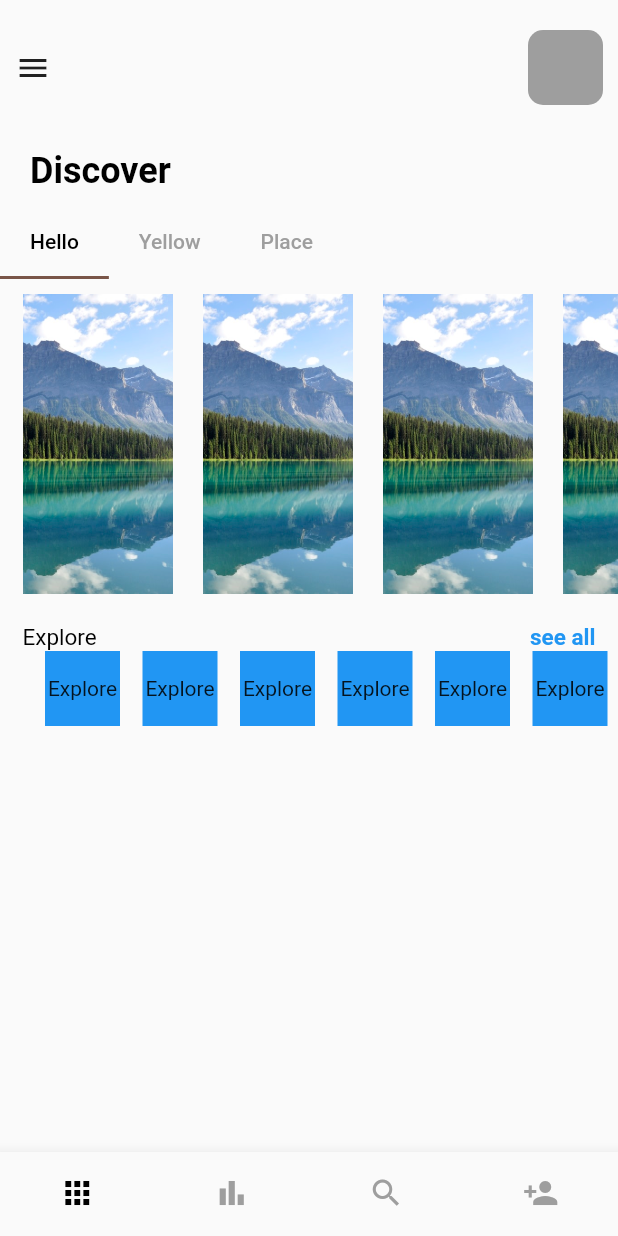
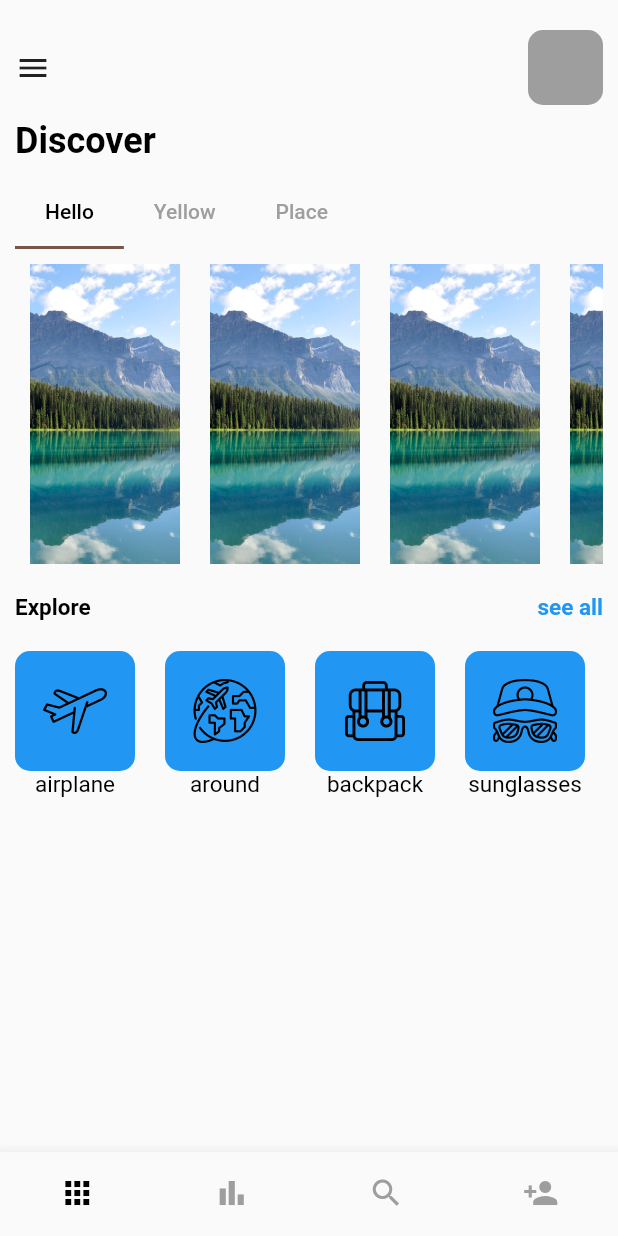
Before and after one commit to vikkicraft/Explore_india_app, a Flutter app: the screen it shows after launch, on a phone screen of 412 x 824 dp. Run offline on Flutter 3.47's test engine with Material 2 defaults, Android fonts, the phone set to English and light mode, and no system bars.

Commit message:
Home Page Complete

```diff
--- a/lib/main.dart
+++ b/lib/main.dart
@@ -1,7 +1,7 @@
 // ignore_for_file: prefer_const_constructors
 
 import 'package:flutter/material.dart';
-import 'package:flutter_application_1/pages/navpages/main_page.dart';
+import 'pages/navpages/main_page.dart';
 import 'pages/home.dart';
 
 void main() => runApp(MyApp());
@@ -12,6 +12,7 @@ class MyApp extends StatelessWidget {
   @override
   Widget build(BuildContext context) {
     return MaterialApp(
+      debugShowCheckedModeBanner: false,
       theme: ThemeData(
         primarySwatch: Colors.brown,
         appBarTheme: AppBarTheme(),
--- a/lib/pages/navpages/Home_page.dart
+++ b/lib/pages/navpages/Home_page.dart
@@ -1,5 +1,3 @@
-// ignore_for_file: prefer_const_constructors, avoid_unnecessary_containers
-
 import 'package:flutter/material.dart';
 import 'package:flutter_application_1/widgets/bold.dart';
 
@@ -11,19 +9,27 @@ class HomePage extends StatefulWidget {
 }
 
 class _HomePageState extends State<HomePage> with TickerProviderStateMixin {
+  var image = {
+    "airplane.png": "airplane",
+    "around.png": "around",
+    "backpack.png": "backpack",
+    "sunglasses.png": "sunglasses",
+    "travel-guide.png": "guide",
+    "travel-luggage.png": "luggage",
+  };
   @override
   Widget build(BuildContext context) {
     TabController _tabController = TabController(length: 3, vsync: this);
     return SafeArea(
       child: Scaffold(
-        body: Column(
+        body: Container(
+          padding: EdgeInsets.symmetric(horizontal: 10, vertical: 20),
+
+          //Main Column start..................................................
+          child: Column(
             crossAxisAlignment: CrossAxisAlignment.start,
             children: [
-            Container(
-              padding: EdgeInsets.symmetric(horizontal: 10, vertical: 20),
-
-              //header........................................................
-              child: Row(
+              Row(
                 mainAxisAlignment: MainAxisAlignment.spaceBetween,
                 children: [
                   Icon(Icons.menu),
@@ -37,50 +43,41 @@ class _HomePageState extends State<HomePage> with TickerProviderStateMixin {
                   )
                 ],
               ),
+              SizedBox(
+                height: 10,
+              ),
+
+              //Discover Section.................................................
+              AppLargeText(
+                color: Colors.black,
+                text: "Discover",
+                size: 24,
+                fontWeight: FontWeight.bold,
               ),
               SizedBox(
                 height: 10,
               ),
 
-            //Discover Section.................................................
-            Container(
-              margin: EdgeInsets.only(
-                left: 20,
-              ),
-              child: AppLargeText(
-                color: Colors.black,
-                text: "Discover",
-                size: 24,
-                fontWeight: FontWeight.bold,
-              ),
-            ),
-            SizedBox(
-              height: 10,
-            ),
-
-            //tap bar section..............................................
-            Container(
-              child: TabBar(
+              //tap bar section...................................................
+              TabBar(
                 isScrollable: true,
                 labelPadding: EdgeInsets.only(left: 20, right: 20),
                 controller: _tabController,
                 labelColor: Colors.black,
                 unselectedLabelColor: Colors.grey,
-                // ignore: prefer_const_literals_to_create_immutables
                 tabs: [
                   Tab(text: "Hello"),
                   Tab(text: "Yellow"),
                   Tab(text: "Place"),
                 ],
               ),
-            ),
+
               Container(
-              margin: EdgeInsets.only(top: 10, left: 15),
+                margin: EdgeInsets.only(top: 10, left: 10),
                 height: 200,
                 width: double.maxFinite,
                 child: TabBarView(
                   controller: _tabController,
-                // ignore: prefer_const_literals_to_create_immutables
                   children: [
                     ListView.builder(
                         itemCount: 5,
@@ -101,21 +98,19 @@ class _HomePageState extends State<HomePage> with TickerProviderStateMixin {
                   ],
                 ),
               ),
-
               SizedBox(
                 height: 20,
               ),
-            //section 2
-            Container(
-              margin: EdgeInsets.only(left: 15, right: 15),
-              child: Row(
+
+              //Explore section...................................................
+              Row(
                 mainAxisAlignment: MainAxisAlignment.spaceBetween,
                 children: [
                   AppLargeText(
                       color: Colors.black,
                       text: "Explore",
                       size: 15,
-                      fontWeight: FontWeight.normal),
+                      fontWeight: FontWeight.bold),
                   AppLargeText(
                       color: Colors.blue,
                       text: "see all",
@@ -123,20 +118,44 @@ class _HomePageState extends State<HomePage> with TickerProviderStateMixin {
                       fontWeight: FontWeight.bold),
                 ],
               ),
+              SizedBox(
+                height: 20,
               ),
 
               Container(
-              padding: EdgeInsets.only(left: 15),
-              height: 50,
+                //padding: EdgeInsets.only(left: 15),
+                height: 150,
                 child: ListView.builder(
-                itemCount: 8,
+                  itemCount: image.length,
                   scrollDirection: Axis.horizontal,
                   itemBuilder: (BuildContext context, int index) {
                     return Container(
-                    margin: EdgeInsets.only(left: 15),
-                    width: 50,
+                      padding: EdgeInsets.only(right: 20),
+                      child: Column(
+                        crossAxisAlignment: CrossAxisAlignment.center,
+                        children: [
+                          Container(
+                            width: 80,
+                            height: 80,
+                            decoration: BoxDecoration(
+                              borderRadius: BorderRadius.circular(10),
                               color: Colors.blue,
-                    child: Center(child: Text("Explore")),
+                              image: DecorationImage(
+                                image: AssetImage(
+                                  "assets/icons/" + image.keys.elementAt(index),
+                                ),
+                                fit: BoxFit.scaleDown,
+                                scale: 3,
+                              ),
+                            ),
+                          ),
+                          AppLargeText(
+                              color: Colors.black,
+                              text: image.values.elementAt(index),
+                              size: 15,
+                              fontWeight: FontWeight.normal),
+                        ],
+                      ),
                     );
                   },
                 ),
@@ -144,6 +163,7 @@ class _HomePageState extends State<HomePage> with TickerProviderStateMixin {
             ],
           ),
         ),
+      ),
     );
   }
 }
```
Also changed, not shown: assets/icons/airplane.png (added), assets/icons/around.png (added), assets/icons/backpack.png (added), assets/icons/sunglasses.png (added), assets/icons/travel-guide.png (added), assets/icons/travel-luggage.png (added). Lines whose indentation alone changed are shown as unchanged.
